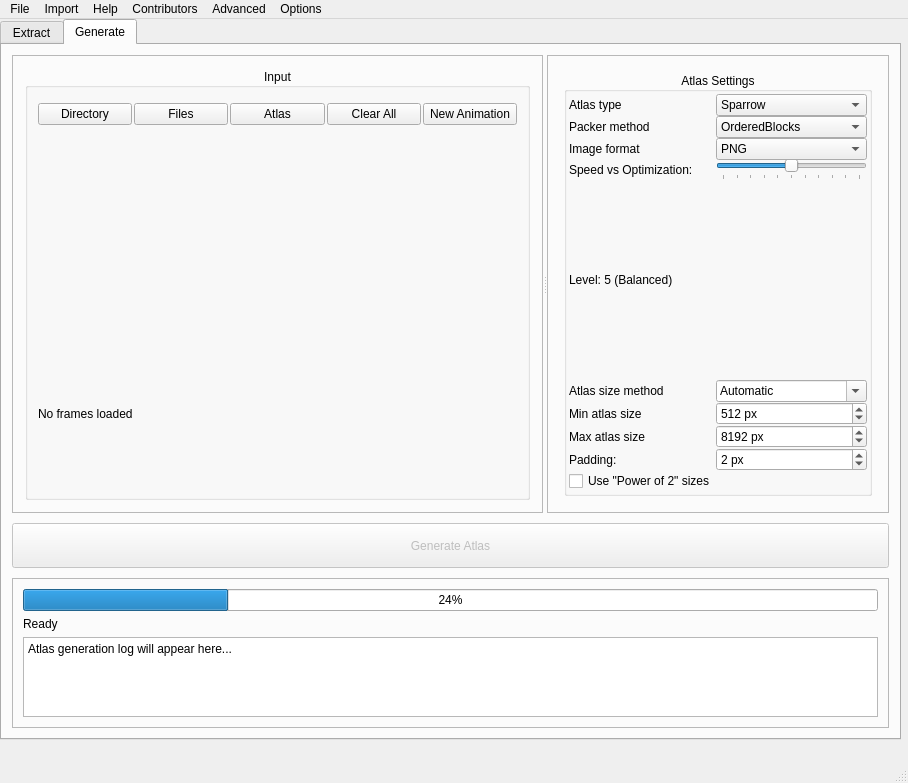
Old version of the form src/gui/app.ui in the repository MeguminBOT/TextureAtlas-to-GIF-and-Frames.
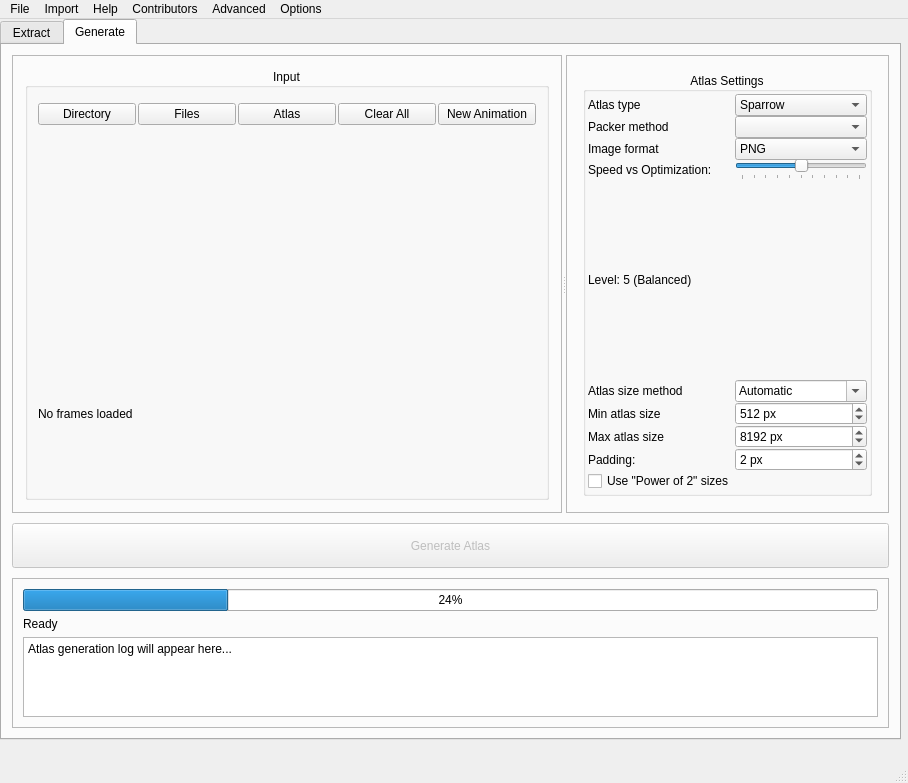
New version of the form.

Commit message: Bugfix combobox for generate tab

What changed in the file:
```diff
--- a/src/gui/app.ui
+++ b/src/gui/app.ui
@@ -1294,16 +1294,6 @@
              </item>
              <item row="5" column="2">
               <widget class="QComboBox" name="packer_method_combobox">
-               <item>
-                <property name="text">
-                 <string>OrderedBlocks</string>
-                </property>
-               </item>
-               <item>
-                <property name="text">
-                 <string>GrowingBin</string>
-                </property>
-               </item>
               </widget>
              </item>
              <item row="3" column="0">
```
The commit also changes 1 other file.
